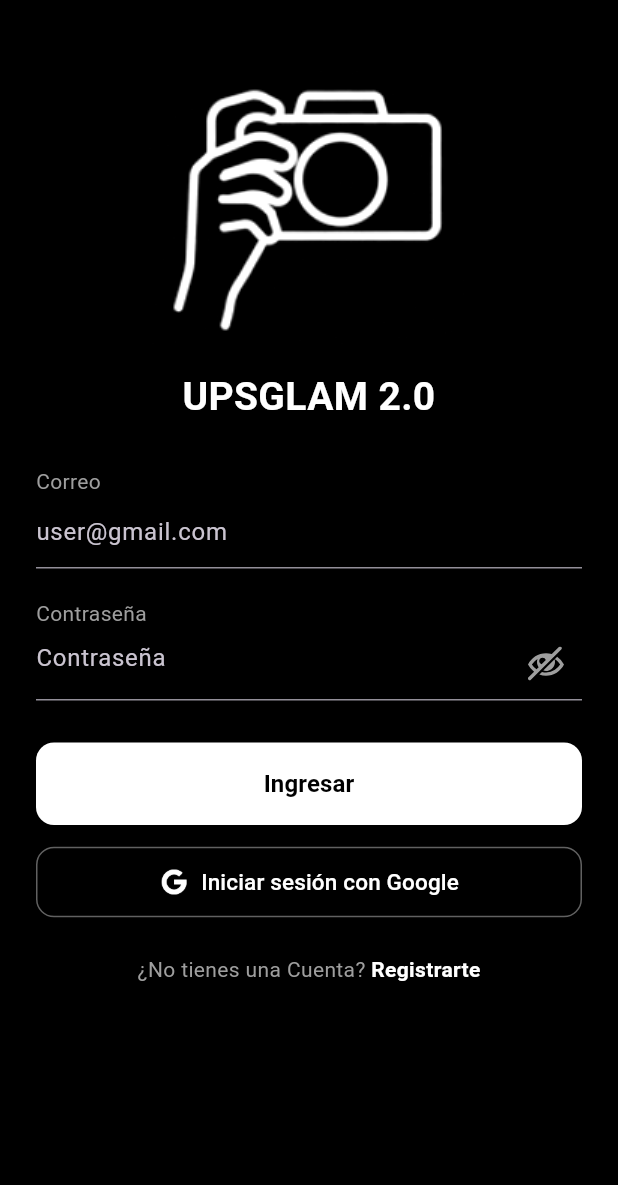
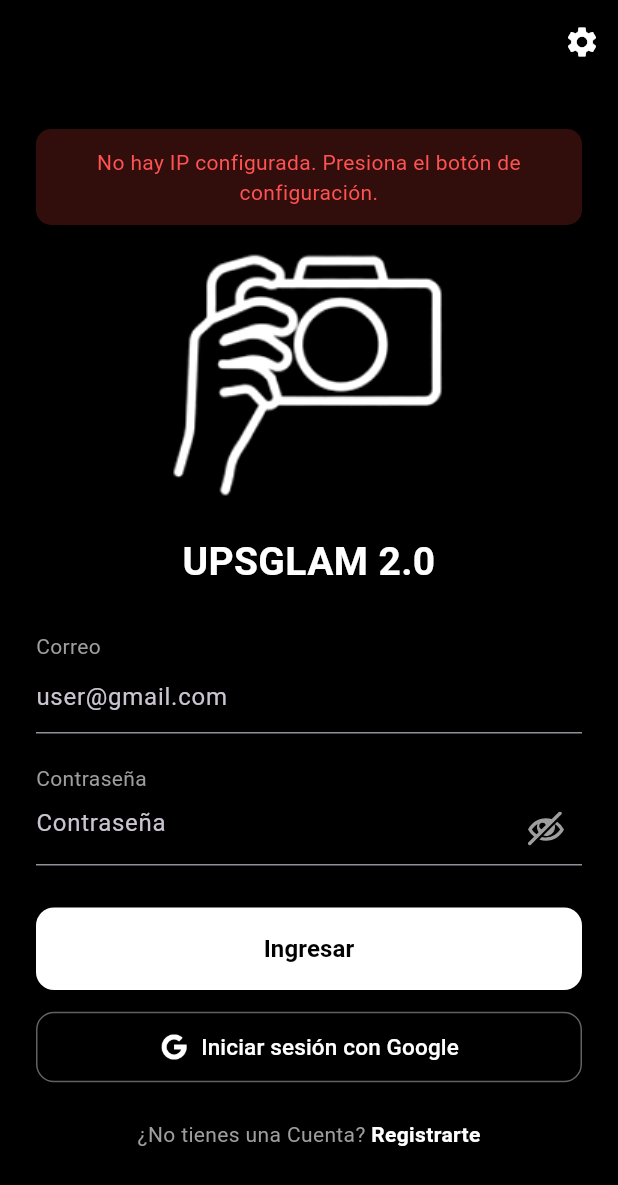
Before and after one commit to BryanAv7/upsglam-frontend, a Flutter app: the screen it shows after launch, on a phone screen of 412 x 824 dp. Shown: the top 1185 px of the screen. Run offline on Flutter 3.47's test engine with Material 3 defaults, Android fonts, the phone set to English and light mode, and no system bars; our stand-ins replace flutter_svg, google_sign_in, image_picker, shared_preferences.

Commit message:
Implementacion: Configuracion de IP-Server

```diff
--- a/lib/screens/login_screen.dart
+++ b/lib/screens/login_screen.dart
@@ -1,8 +1,11 @@
 import 'package:flutter/material.dart';
 import 'package:flutter_svg/flutter_svg.dart';
+import 'package:shared_preferences/shared_preferences.dart';
+
 import '../services/auth_service.dart';
 import 'home_screen.dart';
 import 'register_screen.dart';
+import 'settings_screen.dart';
 
 class LoginScreen extends StatefulWidget {
   const LoginScreen({super.key});
@@ -14,14 +17,40 @@ class LoginScreen extends StatefulWidget {
 class _LoginScreenState extends State<LoginScreen> {
   final TextEditingController emailCtrl = TextEditingController();
   final TextEditingController passCtrl = TextEditingController();
+
   bool _obscurePassword = true;
-
   bool _loadingNormal = false;
   bool _loadingGoogle = false;
+
+  String? _savedIp; // Para mostrar advertencias si la IP no está configurada
+
+  @override
+  void initState() {
+    super.initState();
+    _loadSavedIp();
+  }
+
+  Future<void> _loadSavedIp() async {
+    final prefs = await SharedPreferences.getInstance();
+    setState(() {
+      _savedIp = prefs.getString("server_ip");
+    });
+  }
 
   Future<void> _login() async {
     final email = emailCtrl.text.trim();
     final pass = passCtrl.text.trim();
+
+    // Verificar IP configurada
+    if (_savedIp == null || _savedIp!.isEmpty) {
+      ScaffoldMessenger.of(context).showSnackBar(
+        const SnackBar(
+          content: Text("Configura la IP del servidor antes de iniciar sesión."),
+          backgroundColor: Colors.red,
+        ),
+      );
+      return;
+    }
 
     if (email.isEmpty || pass.isEmpty) {
       ScaffoldMessenger.of(context).showSnackBar(
@@ -56,6 +85,16 @@ class _LoginScreenState extends State<LoginScreen> {
   }
 
   Future<void> _loginWithGoogle() async {
+    if (_savedIp == null || _savedIp!.isEmpty) {
+      ScaffoldMessenger.of(context).showSnackBar(
+        const SnackBar(
+          content: Text("Configura la IP del servidor antes de iniciar sesión."),
+          backgroundColor: Colors.red,
+        ),
+      );
+      return;
+    }
+
     setState(() => _loadingGoogle = true);
 
     try {
@@ -87,14 +126,45 @@ class _LoginScreenState extends State<LoginScreen> {
   Widget build(BuildContext context) {
     return Scaffold(
       backgroundColor: Colors.black,
+      appBar: AppBar(
+        backgroundColor: Colors.black,
+        elevation: 0,
+        actions: [
+          IconButton(
+            icon: const Icon(Icons.settings, color: Colors.white),
+            onPressed: () async {
+              await Navigator.push(
+                  context,
+                  MaterialPageRoute(builder: (_) => const SettingsScreen()));
+              _loadSavedIp(); // Recargar IP al regresar
+            },
+          )
+        ],
+      ),
       body: SafeArea(
         child: SingleChildScrollView(
           padding: const EdgeInsets.symmetric(horizontal: 24, vertical: 20),
           child: Column(
             crossAxisAlignment: CrossAxisAlignment.stretch,
             children: [
-              const SizedBox(height: 20),
-              Image.asset('assets/images/logo2f.png', height: 200, width: 200, color: Colors.white),
+              const SizedBox(height: 10),
+
+              if (_savedIp == null)
+                Container(
+                  padding: const EdgeInsets.all(12),
+                  decoration: BoxDecoration(
+                    color: Colors.red.withOpacity(0.2),
+                    borderRadius: BorderRadius.circular(10),
+                  ),
+                  child: const Text(
+                    "No hay IP configurada. Presiona el botón de configuración.",
+                    style: TextStyle(color: Colors.redAccent),
+                    textAlign: TextAlign.center,
+                  ),
+                ),
+
+              Image.asset('assets/images/logo2f.png',
+                  height: 200, width: 200, color: Colors.white),
               const SizedBox(height: 6),
               const Text(
                 'UPSGLAM 2.0',
@@ -102,9 +172,15 @@ class _LoginScreenState extends State<LoginScreen> {
                 style: TextStyle(fontSize: 26, fontWeight: FontWeight.bold, color: Colors.white),
               ),
               const SizedBox(height: 28),
+
               const Text('Correo', style: TextStyle(fontSize: 14, color: Colors.grey)),
-              TextField(controller: emailCtrl, style: const TextStyle(color: Colors.white), decoration: const InputDecoration(hintText: 'user@gmail.com')),
+              TextField(
+                controller: emailCtrl,
+                style: const TextStyle(color: Colors.white),
+                decoration: const InputDecoration(hintText: 'user@gmail.com'),
+              ),
               const SizedBox(height: 20),
+
               const Text('Contraseña', style: TextStyle(fontSize: 14, color: Colors.grey)),
               TextField(
                 controller: passCtrl,
@@ -114,7 +190,8 @@ class _LoginScreenState extends State<LoginScreen> {
                   hintText: 'Contraseña',
                   suffixIcon: IconButton(
                     icon: SvgPicture.asset(
-                      _obscurePassword ? 'assets/images/eye-blocked.svg' : 'assets/images/eye-icomoon.svg',
+                      _obscurePassword ? 'assets/images/eye-blocked.svg'
+                          : 'assets/images/eye-icomoon.svg',
                       colorFilter: const ColorFilter.mode(Colors.grey, BlendMode.srcIn),
                       width: 24,
                       height: 24,
@@ -124,6 +201,7 @@ class _LoginScreenState extends State<LoginScreen> {
                 ),
               ),
               const SizedBox(height: 28),
+
               ElevatedButton(
                 onPressed: _loadingNormal ? null : _login,
                 style: ElevatedButton.styleFrom(
@@ -137,31 +215,40 @@ class _LoginScreenState extends State<LoginScreen> {
                     : const Text('Ingresar', style: TextStyle(fontSize: 16, fontWeight: FontWeight.bold)),
               ),
               const SizedBox(height: 14),
+
               OutlinedButton.icon(
                 onPressed: _loadingGoogle ? null : _loginWithGoogle,
                 icon: _loadingGoogle
-                    ? const SizedBox(width: 20, height: 20, child: CircularProgressIndicator(color: Colors.white, strokeWidth: 2))
-                    : Image.asset('assets/images/logoGoogle.png', height: 20, width: 20, color: Colors.white, colorBlendMode: BlendMode.srcIn),
-                label: Text(_loadingGoogle ? 'Iniciando...' : 'Iniciar sesión con Google', style: const TextStyle(color: Colors.white, fontSize: 15)),
+                    ? const SizedBox(
+                    width: 20, height: 20,
+                    child: CircularProgressIndicator(color: Colors.white, strokeWidth: 2))
+                    : Image.asset('assets/images/logoGoogle.png',
+                    height: 20, width: 20, color: Colors.white, colorBlendMode: BlendMode.srcIn),
+                label: Text(
+                  _loadingGoogle ? 'Iniciando...' : 'Iniciar sesión con Google',
+                  style: const TextStyle(color: Colors.white, fontSize: 15),
+                ),
                 style: OutlinedButton.styleFrom(
                   side: const BorderSide(color: Color(0xFF616161)),
-                  foregroundColor: Colors.white,
                   padding: const EdgeInsets.symmetric(vertical: 13),
                   shape: RoundedRectangleBorder(borderRadius: BorderRadius.circular(12)),
                 ),
               ),
               const SizedBox(height: 24),
-              Center(
-                child: Row(
-                  mainAxisSize: MainAxisSize.min,
-                  children: [
-                    const Text("¿No tienes una Cuenta? ", style: TextStyle(color: Colors.grey, fontSize: 14)),
-                    GestureDetector(
-                      onTap: () => Navigator.push(context, MaterialPageRoute(builder: (context) => const RegisterScreen())),
-                      child: const Text('Registrarte', style: TextStyle(color: Colors.white, fontSize: 14, fontWeight: FontWeight.bold)),
-                    ),
-                  ],
-                ),
+
+              Row(
+                mainAxisAlignment: MainAxisAlignment.center,
+                children: [
+                  const Text("¿No tienes una Cuenta? ",
+                      style: TextStyle(color: Colors.grey, fontSize: 14)),
+                  GestureDetector(
+                    onTap: () => Navigator.push(
+                        context,
+                        MaterialPageRoute(builder: (context) => const RegisterScreen())),
+                    child: const Text('Registrarte',
+                        style: TextStyle(color: Colors.white, fontSize: 14, fontWeight: FontWeight.bold)),
+                  ),
+                ],
               ),
               const SizedBox(height: 20),
             ],
--- a/lib/services/auth_service.dart
+++ b/lib/services/auth_service.dart
@@ -13,7 +13,7 @@ class AuthService {
       String password,
       File? image,
       ) async {
-    final uri = Uri.parse('$baseUrl/auth/register');
+    final uri = Uri.parse('${await AppConfig.getBaseUrl()}/auth/register');
     var request = http.MultipartRequest('POST', uri);
 
     request.fields['email'] = email;
@@ -47,7 +47,7 @@ class AuthService {
   // ------------------ Login normal ------------------
   static Future<Map<String, String>> login(String email, String password) async {
     final response = await http.post(
-      Uri.parse('$baseUrl/auth/login'),
+      Uri.parse('${await AppConfig.getBaseUrl()}/auth/login'),
       headers: {'Content-Type': 'application/json'},
       body: jsonEncode({'email': email, 'password': password}),
     );
@@ -77,7 +77,7 @@ class AuthService {
       if (idToken == null) throw Exception('No se obtuvo el idToken de Google');
 
       final response = await http.post(
-        Uri.parse('$baseUrl/auth/google'),
+        Uri.parse('${await AppConfig.getBaseUrl()}/auth/google'),
         headers: {'Content-Type': 'application/json'},
         body: jsonEncode({'idToken': idToken}),
       );
--- a/lib/services/post_service.dart
+++ b/lib/services/post_service.dart
@@ -10,7 +10,7 @@ class PostService {
     required String caption,
     required String userUid,
   }) async {
-    final uri = Uri.parse('$baseUrl/posts/upload');
+    final uri = Uri.parse('${await AppConfig.getBaseUrl()}/posts/upload');
     final request = http.MultipartRequest('POST', uri);
 
     // envio
--- a/pubspec.yaml
+++ b/pubspec.yaml
@@ -39,6 +39,7 @@ dependencies:
   flutter_svg: ^2.1.0
   google_sign_in: ^6.3.0
   image_picker: ^1.0.7
+  shared_preferences: ^2.2.2
 
 
 dev_dependencies:
```
Also changed, not shown: lib/screens/settings_screen.dart (added, +146 -0 lines), lib/services/filter_service.dart (+10 -10 lines), lib/utils/constants.dart (+19 -1 lines), pubspec.lock.
